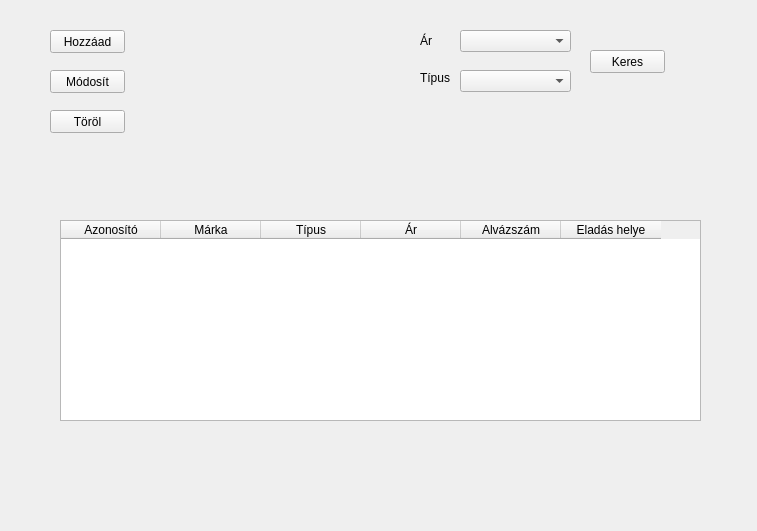
This is mainwindow.ui in szabogergo1/Car-seller as Qt 5 draws it before an edit. The edited form follows.
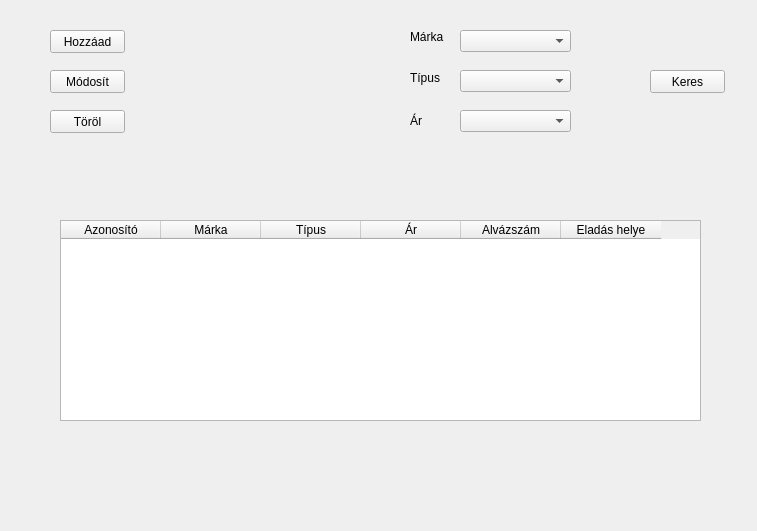
This is the edited form.

What changed in the file:
```diff
--- a/mainwindow.ui
+++ b/mainwindow.ui
@@ -56,8 +56,8 @@
    <widget class="QLabel" name="label">
     <property name="geometry">
      <rect>
-      <x>420</x>
-      <y>30</y>
+      <x>410</x>
+      <y>110</y>
       <width>16</width>
       <height>21</height>
      </rect>
@@ -69,7 +69,7 @@
    <widget class="QLabel" name="label_2">
     <property name="geometry">
      <rect>
-      <x>420</x>
+      <x>410</x>
       <y>70</y>
       <width>31</width>
       <height>16</height>
@@ -82,8 +82,8 @@
    <widget class="QPushButton" name="pushButton_search">
     <property name="geometry">
      <rect>
-      <x>590</x>
-      <y>50</y>
+      <x>650</x>
+      <y>70</y>
       <width>75</width>
       <height>23</height>
      </rect>
@@ -146,12 +146,35 @@
     <property name="geometry">
      <rect>
       <x>460</x>
+      <y>110</y>
+      <width>111</width>
+      <height>22</height>
+     </rect>
+    </property>
+   </widget>
+   <widget class="QComboBox" name="comboBox_brand">
+    <property name="geometry">
+     <rect>
+      <x>460</x>
       <y>30</y>
       <width>111</width>
       <height>22</height>
      </rect>
     </property>
    </widget>
+   <widget class="QLabel" name="label_3">
+    <property name="geometry">
+     <rect>
+      <x>410</x>
+      <y>30</y>
+      <width>47</width>
+      <height>13</height>
+     </rect>
+    </property>
+    <property name="text">
+     <string>Márka</string>
+    </property>
+   </widget>
   </widget>
   <action name="actionOpen">
    <property name="text">
```
